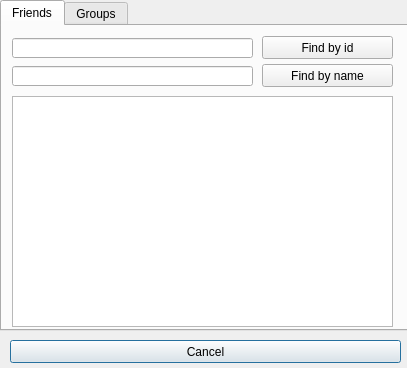
Before: the Qt Designer form dialogs/relations_dialog.ui in jeyboy/playo3, drawn with Qt 5.
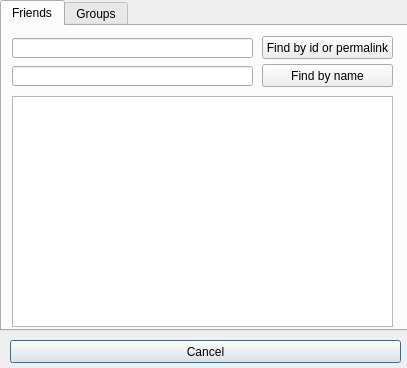
After: the same form once the commit is applied.

Patch:
```diff
--- a/dialogs/relations_dialog.ui
+++ b/dialogs/relations_dialog.ui
@@ -52,7 +52,7 @@
       </rect>
      </property>
      <property name="text">
-      <string>Find by id</string>
+      <string>Find by id or permalink</string>
      </property>
     </widget>
     <widget class="QLineEdit" name="friendId">
```
Left out of the diff: 2 changed lines with no effect on the pictures.
